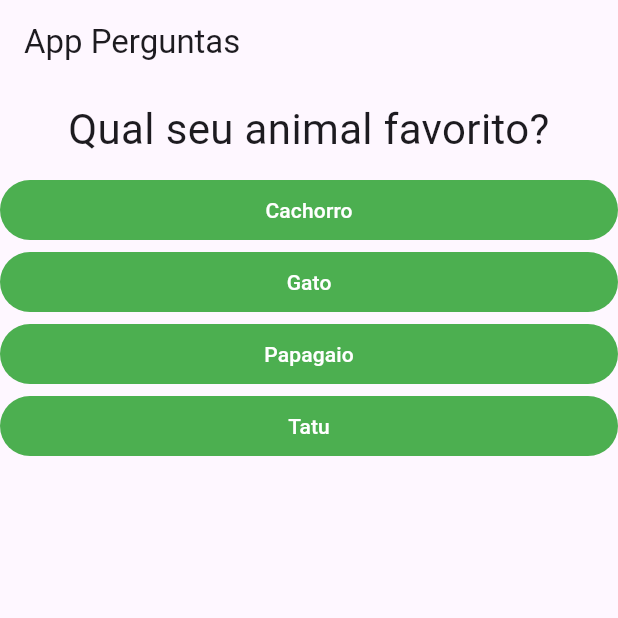
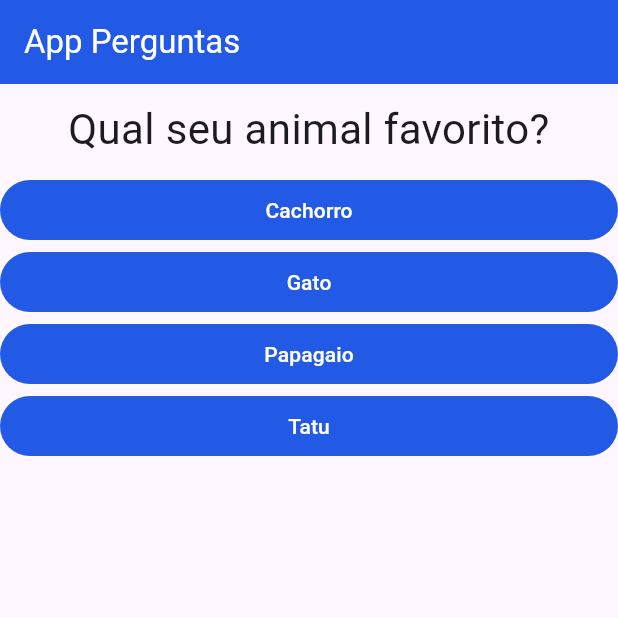
Before and after one commit to RhuanLino/projeto_perguntas, a Flutter app: the screen it shows after launch, on a phone screen of 412 x 824 dp, the top half of it. Run offline on Flutter 3.47's test engine with Material 3 defaults, Android fonts, the phone set to English and light mode, and no system bars.

Commit message:
fetch: add questionario component

```diff
--- a/lib/main.dart
+++ b/lib/main.dart
@@ -1,62 +1,79 @@
 import 'package:flutter/material.dart';
-import './questao.dart';
-import './resposta.dart';
+import './resultado.dart';
+import './questionario.dart';
 
 main () => runApp(PerguntaApp());
 
 class _PerguntaAppState extends State<PerguntaApp> {
 
   var _perguntaSelecionada = 0;
+  final _perguntas = const [
+    {
+      'texto': 'Qual seu animal favorito?',
+      'resposta': [
+        {'texto': 'Cachorro', 'nota': 10},
+        {'texto': 'Gato', 'nota': 5},
+        {'texto': 'Papagaio', 'nota': 9},
+        {'texto': 'Tatu', 'nota': 4},
+      ]
+    },
+    {
+      'texto': 'Qual sua cor favorita?',
+      'resposta': [
+        {'texto': 'Vermelho', 'nota': 8},
+        {'texto': 'Azul', 'nota': 10},
+        {'texto': 'Branco', 'nota': 7},
+        {'texto': 'Preto', 'nota': 10},
+      ]
+    },
+    {
+      'texto': 'Qual sua comida favorita?',
+      'resposta': [
+        {'texto': 'Macarrão', 'nota': 10},
+        {'texto': 'Hambúrguer', 'nota': 10},
+        {'texto': 'Pizza', 'nota': 10},
+        {'texto': 'Sushi', 'nota': 10},
+      ]
+    },
+  ];
 
   void _responder () {
-    setState(() {
-      _perguntaSelecionada++;
-    });
-    print(_perguntaSelecionada);
+    if(temPerguntaSelecionada) {
+      setState(() {
+        _perguntaSelecionada++;
+      });
+    }
+  }
+
+  bool get temPerguntaSelecionada {
+    return _perguntaSelecionada < _perguntas.length;
   }
 
   @override
   Widget build (BuildContext context) {
 
-    final perguntas = [
-      {
-        'texto': 'Qual seu animal favorito?',
-        'resposta': ['Cachorro', 'Gato', 'Papagaio', 'Tatu']
-      },
-      {
-        'texto': 'Qual sua cor favorita?',
-        'resposta': ['Vermelho', 'Azul', 'Branco', 'Preto']
-      },
-      {
-        'texto': 'Qual sua comida favorita?',
-        'resposta': ['Macarrão', 'Hambúrguer', 'Pizza', 'Sushi']
-      },
-    ];
-
-    List<Widget> respostas = [];
-
-    for(String testoResp in perguntas[_perguntaSelecionada].cast() ['resposta']) {
-      respostas.add(Resposta(testoResp, _responder));
-    }
-
     return MaterialApp(
       home: Scaffold(
         appBar: AppBar(
-          title: const Text('App Perguntas'),
+          backgroundColor: Color.fromARGB(255, 35, 90, 229),
+          title: const Text('App Perguntas',
+          style: TextStyle(color: Color.fromARGB(255, 255, 255, 255)),),
         ),
-        body: Column(
-          children: <Widget>[
-            Questao(perguntas[_perguntaSelecionada] ['texto'].toString()),
-            ...respostas
-          ],
-        ),
+        body: temPerguntaSelecionada ? Questionario(
+          perguntas: _perguntas,
+          perguntaSelecionada: _perguntaSelecionada,
+          quantoResponder: _responder)
+        : Resultado(),
       ),
     );
   }
 }
 
 class PerguntaApp extends StatefulWidget {
+  const PerguntaApp({super.key});
 
+
+  @override
   _PerguntaAppState createState() {
     return _PerguntaAppState();
   }
--- a/lib/questao.dart
+++ b/lib/questao.dart
@@ -3,16 +3,16 @@ import 'package:flutter/material.dart';
 class Questao extends StatelessWidget {
 
   final String texto;
-  Questao(this.texto);
+  const Questao(this.texto, {super.key});
 
   @override
   Widget build(BuildContext context) {
     return Container(
       width: double.infinity,
-      margin: EdgeInsets.all(10),
+      margin: const EdgeInsets.all(10),
       child: Text(
         texto,
-        style: TextStyle(fontSize: 28),
+        style: const TextStyle(fontSize: 28),
         textAlign: TextAlign.center,
       ),
     );
--- /dev/null
+++ b/lib/questionario.dart
@@ -0,0 +1,34 @@
+import 'package:flutter/material.dart';
+import './questao.dart';
+import './resposta.dart';
+
+class Questionario extends StatelessWidget {
+
+  List<Map<String, Object>> perguntas;
+  final int perguntaSelecionada;
+  final void Function() quantoResponder;
+
+  Questionario({
+    required this.perguntas,
+    required this.perguntaSelecionada,
+    required this.quantoResponder,
+    super.key
+  });
+
+  bool get temPerguntaSelecionada {
+    return perguntaSelecionada < perguntas.length;
+  }
+
+  @override
+  Widget build(BuildContext context) {
+
+    List<Map<String, Object>> respostas = temPerguntaSelecionada ? perguntas [perguntaSelecionada].cast() ['resposta']: [];
+
+    return Column(
+      children: <Widget>[
+        Questao(perguntas[perguntaSelecionada] ['texto'].toString()),
+        ...respostas.map((resp) => Resposta(resp['texto'] as String, quantoResponder))
+      ],
+    );
+  }
+}
--- a/lib/resposta.dart
+++ b/lib/resposta.dart
@@ -5,15 +5,15 @@ class Resposta extends StatelessWidget {
   final void Function () quandoSelecionado;
 
   final String texto;
-  Resposta(this.texto, this.quandoSelecionado);
+  const Resposta(this.texto, this.quandoSelecionado, {super.key});
 
   @override
   Widget build(BuildContext context) {
-    return Container(
+    return SizedBox(
       width: double.infinity,
       child: FilledButton(
         onPressed: quandoSelecionado,
-        style: const ButtonStyle(backgroundColor: MaterialStatePropertyAll(Colors.green)),
+        style: const ButtonStyle(backgroundColor: WidgetStatePropertyAll(Color.fromARGB(255, 35, 90, 229))),
         child: Text(texto),
       ),
     );
--- /dev/null
+++ b/lib/resultado.dart
@@ -0,0 +1,13 @@
+import 'package:flutter/material.dart';
+
+class Resultado extends StatelessWidget {
+  const Resultado({super.key});
+
+  @override
+  Widget build(BuildContext context) {
+    return const Center(
+      child: Text('Parabéns!',
+      style: TextStyle(fontSize: 28),),
+    );
+  }
+}
```
